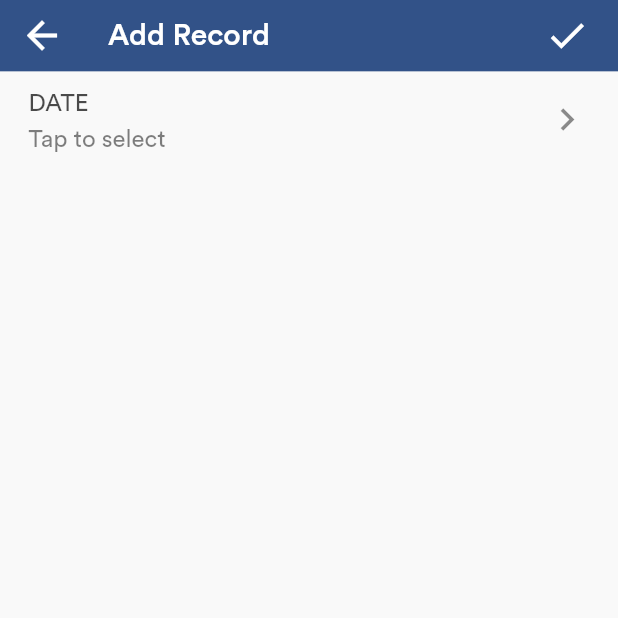
After one commit to bentesha/daftari, a Flutter app: the RecordsGroupPage screen opened directly, on a phone screen of 412 x 824 dp, the top half of it. The commit adds this screen. Run offline on Flutter 3.47's test engine with Material 2 defaults, Android fonts, the phone set to English and light mode, and no system bars; our stand-ins replace bloc, flutter_bloc, freezed_annotation, hive; accounts and stored records are empty; network calls fail.

Commit message:
set up record-groups

```diff
--- a/lib/pages/record_page.dart
+++ b/lib/pages/record_page.dart
@@ -28,6 +28,7 @@ class _RecordPageState extends State<RecordPage> {
           title: !isEditing ? 'Adding New Record' : 'Editing Record',
           actionCallback: isEditing ? bloc.editRecord : bloc.saveRecord),
       body: _buildBody(),
+      floatingActionButton: _buildAddItemButton(),
     );
   }
 
@@ -136,4 +137,12 @@ class _RecordPageState extends State<RecordPage> {
           ]))
         : Container();
   }
+
+  _buildAddItemButton() {
+    return FloatingActionButton(
+      onPressed: () => Navigator.push(
+          context, MaterialPageRoute(builder: (_) => const RecordPage())),
+      child: const Icon(Icons.add, color: AppColors.onPrimary),
+    );
+  }
 }
--- /dev/null
+++ b/lib/pages/records_group_page.dart
@@ -0,0 +1,58 @@
+import '../source.dart';
+
+class RecordsGroupPage extends StatefulWidget {
+  const RecordsGroupPage({Key? key}) : super(key: key);
+
+  static void navigateTo(BuildContext context) => Navigator.push(
+      context, MaterialPageRoute(builder: (_) => const RecordsGroupPage()));
+
+  @override
+  State<RecordsGroupPage> createState() => _RecordsGroupPageState();
+}
+
+class _RecordsGroupPageState extends State<RecordsGroupPage> {
+  late final RecordsPageBloc bloc;
+
+  @override
+  void initState() {
+    bloc = Provider.of<RecordsPageBloc>(context, listen: false);
+    super.initState();
+  }
+
+  @override
+  Widget build(BuildContext context) {
+    return Scaffold(
+        appBar: const PageAppBar(title: 'Add Record'), body: _buildBody());
+  }
+
+  _buildBody() {
+    return BlocConsumer<RecordsPageBloc, RecordsPageState>(
+        bloc: bloc,
+        builder: (_, state) {
+          return state.when(
+              loading: _buildLoading,
+              content: _buildContent,
+              success: (s, _) => _buildContent(s));
+        },
+        listener: (_, state) {});
+  }
+
+  Widget _buildLoading(RecordsSupplements supp) {
+    return const Center(
+      child: CircularProgressIndicator(),
+    );
+  }
+
+  Widget _buildContent(RecordsSupplements supp) {
+    return Column(
+      children: [
+        ValueSelector(
+            title: 'Date',
+            onPressed: () {},
+            errors: supp.errors,
+            isEditable: true,
+            errorName: 'date')
+      ],
+    );
+  }
+}
--- a/lib/pages/sales_records_page.dart
+++ b/lib/pages/sales_records_page.dart
@@ -117,7 +117,7 @@ class _SalesRecordsPageState extends State<SalesRecordsPage> {
       onPressed: !bloc.hasItems
           ? () => _showEmptyItemsDialog()
           : () => Navigator.push(
-              context, MaterialPageRoute(builder: (_) => const RecordPage())),
+              context, MaterialPageRoute(builder: (_) => const RecordsGroupPage())),
       child: const Icon(Icons.add, color: AppColors.onPrimary),
     );
   }
--- a/lib/pages/source.dart
+++ b/lib/pages/source.dart
@@ -11,6 +11,7 @@ export 'item_edit_page.dart';
 export 'record_page.dart';
 export 'item_search_page.dart';
 export 'day_records_page.dart';
+export 'records_group_page.dart';
 
 export 'package:flutter_bloc/flutter_bloc.dart';
 export 'package:provider/provider.dart';
```
